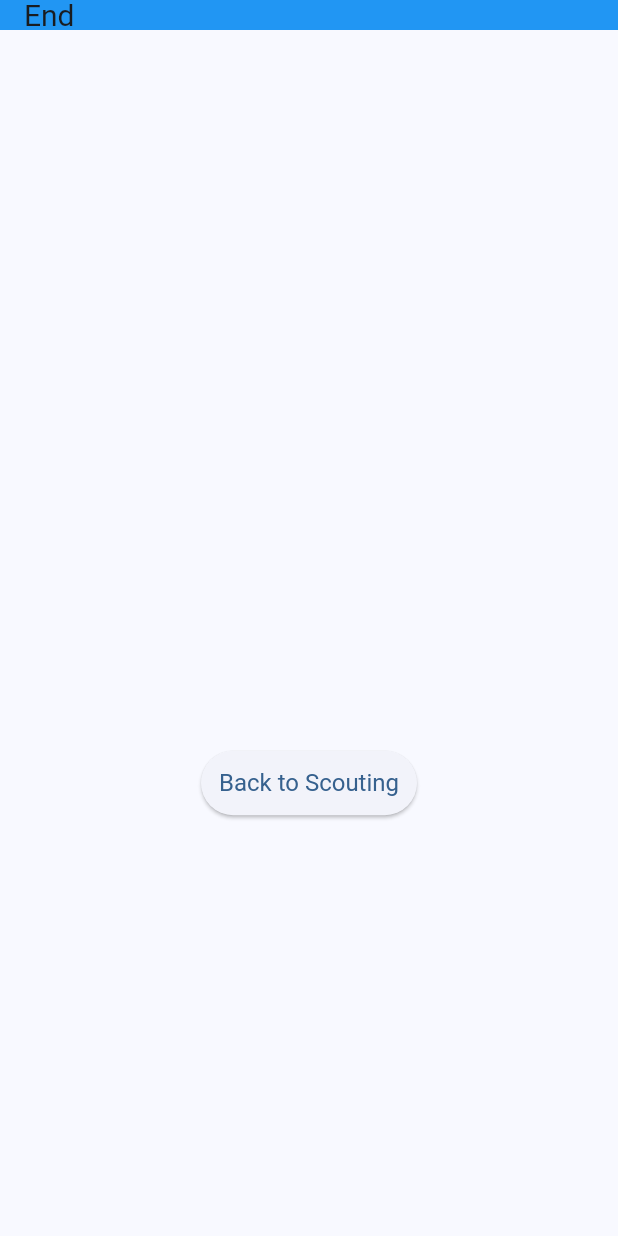
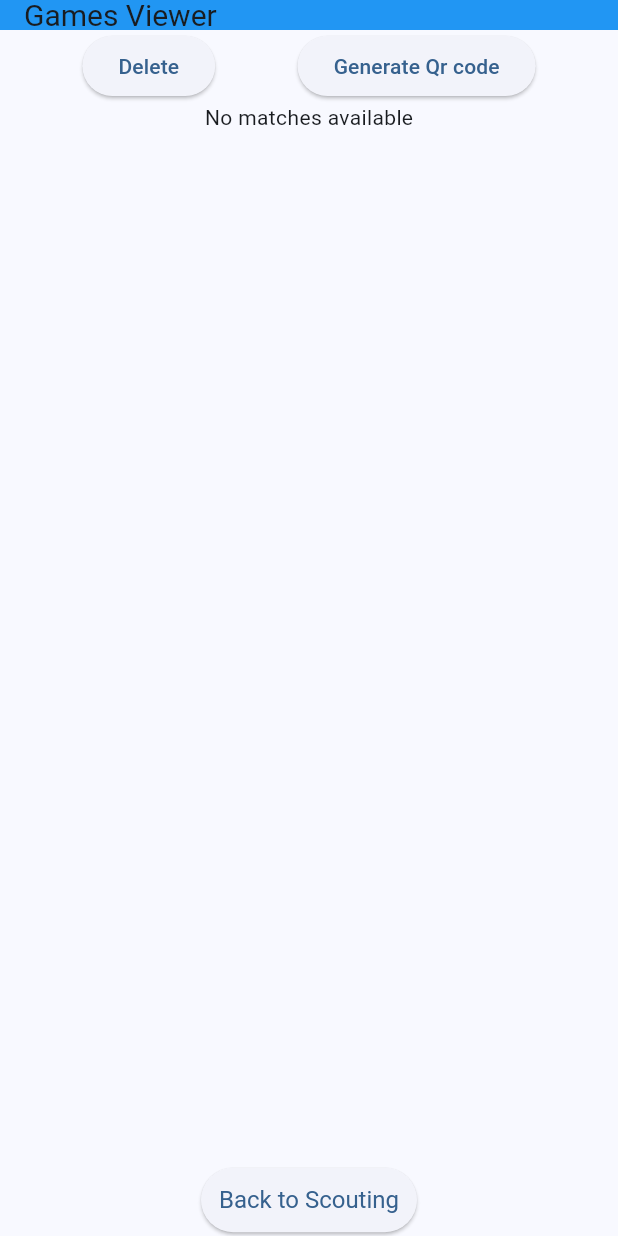
Before and after one commit to Oliver950/scoutapp, a Flutter app: the MatchDisplay screen opened directly, on a phone screen of 412 x 824 dp. Run offline on Flutter 3.47's test engine with Material 3 defaults, Android fonts, the light colour scheme and no system bars; our stand-ins replace qr_flutter.

Commit message:
Added Qr codes and match output selection

```diff
--- a/lib/match_Display.dart
+++ b/lib/match_Display.dart
@@ -1,26 +1,65 @@
 import 'package:flutter/material.dart';
 import 'pregame.dart';
+import 'package:qr_flutter/qr_flutter.dart';
 
-class MatchDisplay extends StatelessWidget{
+class MatchDisplay extends StatefulWidget {
   final String finaloutput;
   static List<String> outputs = [];
 
-  const MatchDisplay({Key? key, this.finaloutput = ''}) : super(key:key);
+  const MatchDisplay({Key? key, this.finaloutput = ''}) : super(key: key);
 
   @override
-  Widget build(BuildContext context){
-    if (finaloutput.isNotEmpty){
-      outputs.add(finaloutput);
+  _MatchDisplayState createState() => _MatchDisplayState();
 }
+
+class _MatchDisplayState extends State<MatchDisplay> {
+  List<String> selectedOutputs = [];
+  String? qrData;
+
+  @override
+  void initState() {
+    super.initState();
+    if (widget.finaloutput.isNotEmpty) {
+      MatchDisplay.outputs.add(widget.finaloutput);
+    }
+  }
+
+  void _onOutputTapped(String output) {
+    setState(() {
+      if (selectedOutputs.contains(output)) {
+        selectedOutputs.remove(output);
+      } else {
+        selectedOutputs.add(output);
+      }
+    });
+  }
+
+  void _deleteSelectedOutputs(){
+    setState(() {
+      MatchDisplay.outputs.removeWhere((output) => selectedOutputs.contains(output));
+      selectedOutputs.clear();
+    });
+  }
+
+  void _generateQrCode(){
+      setState(() {
+        qrData = selectedOutputs.join(',');
+      });
+  }
+
+  @override
+  Widget build(BuildContext context) {
     return Theme(
       data: ThemeData(
-        colorScheme: ColorScheme.fromSeed(seedColor: Colors.blue)
+        colorScheme: ColorScheme.fromSeed(seedColor: Colors.blue),
       ),
       child: Scaffold(
         appBar: AppBar(
           automaticallyImplyLeading: false,
-          title: const Text('End',
-          style: TextStyle(fontSize: 20)),
+          title: const Text(
+            'Games Viewer',
+            style: TextStyle(fontSize: 20),
+          ),
           toolbarHeight: 20,
           backgroundColor: Colors.blue,
         ),
@@ -28,30 +67,63 @@ class MatchDisplay extends StatelessWidget{
           child: Column(
             mainAxisAlignment: MainAxisAlignment.center,
             children: [
-              Container(
-                height: 200,
-                child: ListView.builder(
-                  itemCount: outputs.length,
-                  itemBuilder: (context, index){
+              Row(
+                mainAxisAlignment: MainAxisAlignment.spaceEvenly,
+                children: [
+                  ElevatedButton(
+                    onPressed: _deleteSelectedOutputs,
+                    child: const Text('Delete'),
+                    ),
+                    ElevatedButton(
+                      child: const Text ('Generate Qr code'),
+                      onPressed: _generateQrCode
+                    )
+                ],
+              ),
+              if(qrData !=null)
+              Padding(padding:
+              const EdgeInsets.all(16),
+              child: QrImageView(
+                data: qrData!,
+                version: QrVersions.auto,
+                size: 200,
+              ),),
+              Expanded(
+                child:SingleChildScrollView(
+                  child: Column(
+                    children: [
+                      MatchDisplay.outputs.isEmpty
+                          ?const Center(child: Text('No matches available'))
+                          :ListView.builder(
+                              shrinkWrap: true,
+                              physics: const NeverScrollableScrollPhysics(),
+                              itemCount: MatchDisplay.outputs.length,
+                              itemBuilder: (context, index) {
+                                final output = MatchDisplay.outputs[index];
+                                final isSelected = selectedOutputs.contains(output);
                                 return ListTile(
-                      title: Text(outputs[index]),
+                                  title: Text(output, style: TextStyle(fontSize: 12)),
+                                  tileColor: isSelected ? Colors.blue : null,
+                                  onTap: () => _onOutputTapped(output),
                                 );
                               },
                             ),
+                    ],
+                  ),
+                )
               ),
               Row(
-                mainAxisAlignment: MainAxisAlignment.center,
+                mainAxisAlignment: MainAxisAlignment.spaceEvenly,
                 children: [
                   ElevatedButton(
                     style: ElevatedButton.styleFrom(
-                    textStyle: const TextStyle(fontSize:16),
+                      textStyle: const TextStyle(fontSize: 16),
                       padding: const EdgeInsets.all(12),
                     ),
                     onPressed: () {
                       Navigator.push(
                         context,
-                      MaterialPageRoute(
-                        builder: (context) => const Pregame()),
+                        MaterialPageRoute(builder: (context) => const Pregame()),
                       );
                     },
                     child: const Text('Back to Scouting'),
```
Lines whose indentation alone changed are shown as unchanged.
